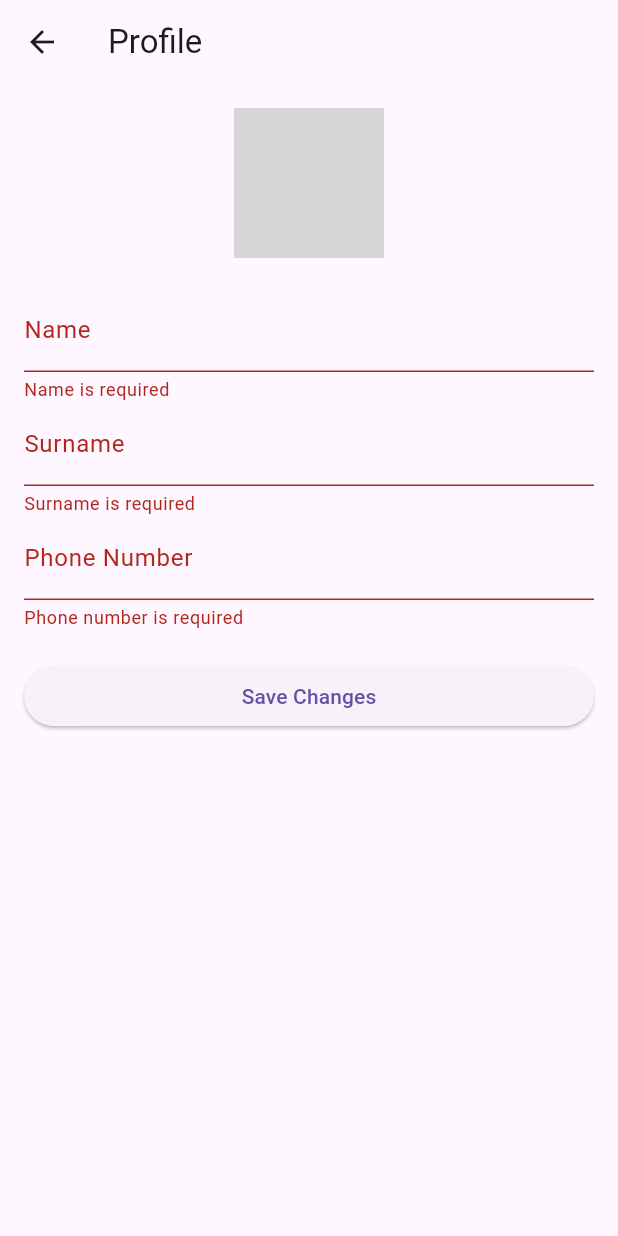
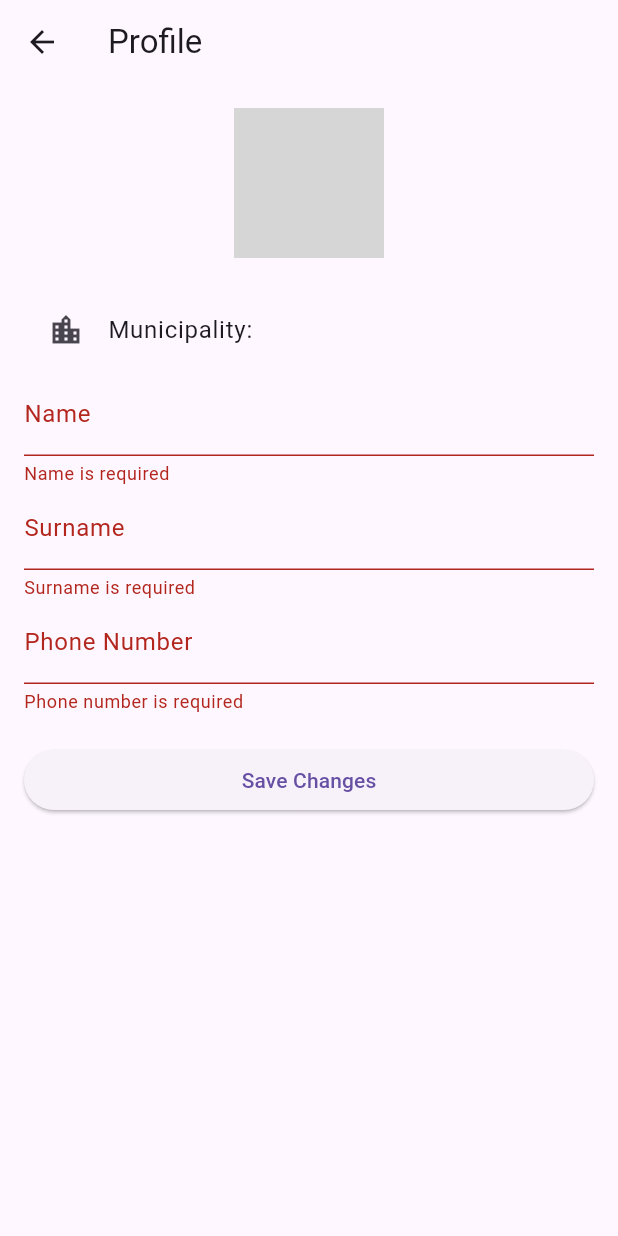
Before and after one commit to CuriousCoder25/_CityLink_legacy, a Flutter app: the ProfileScreen screen opened by its route, after a tap on "Save Changes", on a phone screen of 412 x 824 dp. Run offline on Flutter 3.47's test engine with Material 3 defaults, Android fonts, the phone set to English and light mode, and no system bars; our stand-ins replace cloud_firestore, firebase_auth, firebase_core, fluttertoast, geolocator, google_maps_flutter and 3 more; accounts and stored records are empty; network calls fail; grey boxes are pictures that could not be loaded.

Commit message:
Update
Nogtification.dart and Update profile_screen.dart

```diff
--- a/CityLink-main/lib/notifications.dart
+++ b/CityLink-main/lib/notifications.dart
@@ -10,6 +10,7 @@ class NotificationsScreen extends StatelessWidget {
     return FirebaseFirestore.instance
         .collection('Notifications')
         .where('user_id', isEqualTo: userId)
+        .where('municipality_id', isEqualTo: "1234567") // Fixed municipality ID
         .orderBy('created_at', descending: true)
         .limit(20) // Fetch notifications in batches (optional for pagination)
         .snapshots();
@@ -21,6 +22,7 @@ class NotificationsScreen extends StatelessWidget {
       final notifications = await FirebaseFirestore.instance
           .collection('Notifications')
           .where('user_id', isEqualTo: userId)
+          .where('municipality_id', isEqualTo: "1234567") // Fixed municipality ID
           .get();
 
       for (var notification in notifications.docs) {
--- a/CityLink-main/lib/profile_screen.dart
+++ b/CityLink-main/lib/profile_screen.dart
@@ -5,6 +5,7 @@ import 'package:image_picker/image_picker.dart';
 import 'dart:io';
 import 'package:http/http.dart' as http;
 import 'dart:convert';
+
 class ProfileScreen extends StatefulWidget {
   const ProfileScreen({super.key});
 
@@ -14,7 +15,7 @@ class ProfileScreen extends StatefulWidget {
 
 class _ProfileScreenState extends State<ProfileScreen> {
   final _formKey = GlobalKey<FormState>();
-  String? _name, _surname, _phoneNumber, _profilePictureUrl;
+  String? _name, _surname, _phoneNumber, _profilePictureUrl, _municipalityName;
   File? _selectedImage;
   bool _isLoading = true;
 
@@ -32,21 +33,38 @@ class _ProfileScreenState extends State<ProfileScreen> {
     }
 
     try {
+      // Fetch user document from Firestore
       final userDoc = await FirebaseFirestore.instance.collection('Users').doc(user.uid).get();
+
       if (userDoc.exists) {
         final data = userDoc.data();
+        final municipalityId = data?['1234567'];
+
         setState(() {
           _name = data?['name'] ?? 'N/A';
           _surname = data?['surname'] ?? 'N/A';
           _phoneNumber = data?['phone_number'] ?? 'N/A';
           _profilePictureUrl = data?['profile_picture_url'];
-          _isLoading = false;
         });
+
+        if (municipalityId != null) {
+          // Fetch municipality name from Firestore
+          final municipalityDoc = await FirebaseFirestore.instance.collection('Municipalities').doc(municipalityId).get();
+          if (municipalityDoc.exists) {
+            setState(() {
+              _municipalityName = municipalityDoc.data()?['name'] ?? 'N/A';
+            });
+          }
+        }
       } else {
         _showError("User data not found!");
       }
     } catch (e) {
       _showError("Failed to fetch user data: $e");
+    } finally {
+      setState(() {
+        _isLoading = false;
+      });
     }
   }
 
@@ -58,6 +76,7 @@ class _ProfileScreenState extends State<ProfileScreen> {
 
     try {
       String? newProfilePictureUrl = _profilePictureUrl;
+
       if (_selectedImage != null) {
         newProfilePictureUrl = await _uploadImage(_selectedImage!);
       }
@@ -147,6 +166,11 @@ Future<String> _uploadImage(File image) async {
                       ),
                     ),
                     const SizedBox(height: 20),
+                    if (_municipalityName != null)
+                      ListTile(
+                        leading: const Icon(Icons.location_city),
+                        title: Text("Municipality: $_municipalityName"),
+                      ),
                     TextFormField(
                       initialValue: _name,
                       decoration: const InputDecoration(labelText: 'Name'),
```
Lines whose indentation alone changed are shown as unchanged.
